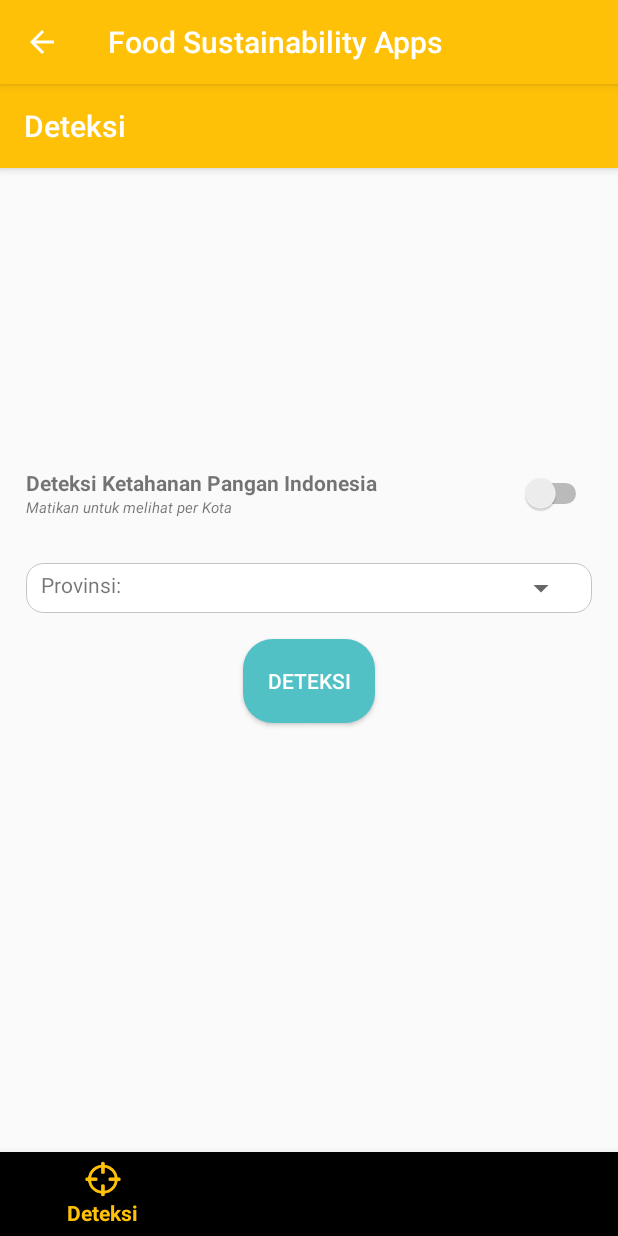
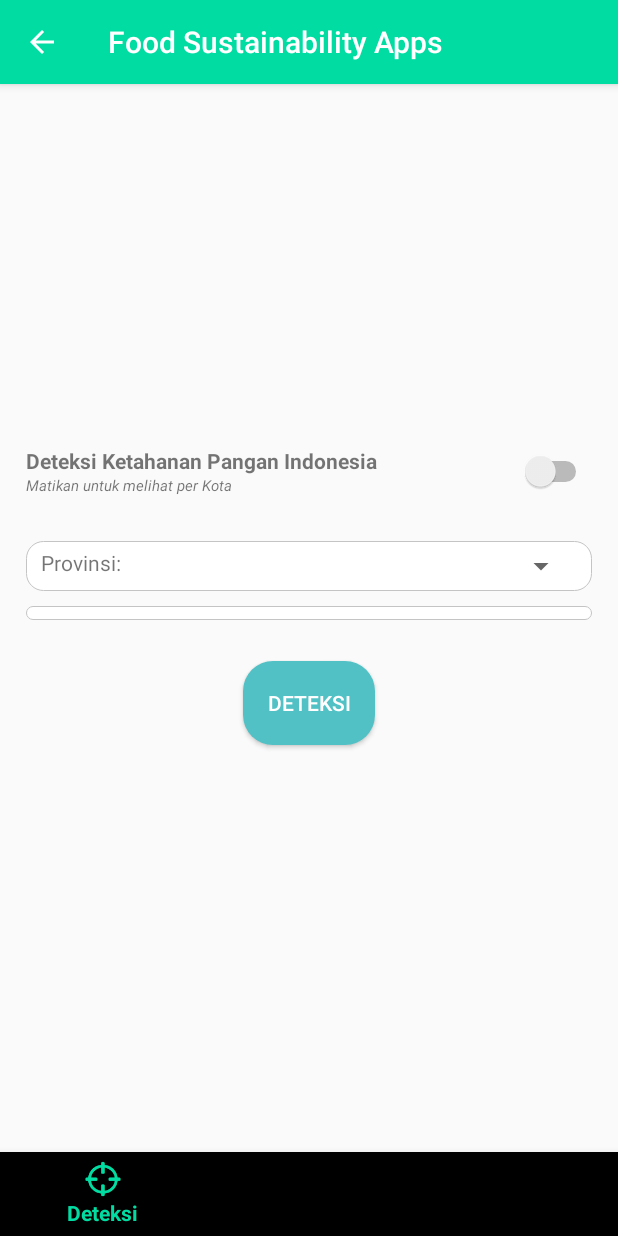
Before and after one commit to MuarrikhYazka/FoodSustainabilityApps, an Android app: the fragment DeteksiFragment placed in its activity, on a phone screen of 412 x 824 dp. Run offline under Robolectric (Android 15) with nearby library versions, the phone set to English and light mode, and no system bars.

Commit message:
'update1'

```diff
--- a/app/src/main/java/com/example/foodsustainabilityapps/Fragment/DeteksiFragment.java
+++ b/app/src/main/java/com/example/foodsustainabilityapps/Fragment/DeteksiFragment.java
@@ -9,7 +9,10 @@ import android.support.v7.widget.Toolbar;
 import android.view.LayoutInflater;
 import android.view.View;
 import android.view.ViewGroup;
+import android.widget.Button;
 import android.widget.Spinner;
+import android.widget.Switch;
+import android.widget.TextView;
 import android.widget.Toast;
 
 import com.example.foodsustainabilityapps.R;
@@ -23,7 +26,10 @@ import java.util.List;
 public class DeteksiFragment extends Fragment {
     List<Provinsi> provinsi = new LinkedList<Provinsi>();
     List<Kota> kota = new LinkedList<Kota>();
-    Spinner sp_prov
+    Spinner spinnerProv, spinnerKota;
+    TextView prioritas1, prioritas2, prioritas3, prioritas4, prioritas5, prioritas6;
+    Button deteksiProv, deteksiKota;
+    Switch togle;
     private ViewModel viewModel;
     @Nullable
     @Override
@@ -42,12 +48,6 @@ public class DeteksiFragment extends Fragment {
     @Override
     public void onAttach(Context context) {
         super.onAttach(context);
-        try{
-            Toolbar toolbar = getActivity().findViewById(R.id.toolbar);
-            toolbar.setTitle("Deteksi");
-        }catch(Exception e){
-            Toast.makeText(context, "Aplikasi tidak mendukung posisi landscape.", Toast.LENGTH_SHORT).show();
-        }
     }
 
     @Override
--- a/app/src/main/res/drawable/cb_yellow.xml
+++ b/app/src/main/res/drawable/cb_yellow.xml
@@ -1,4 +1,4 @@
 <?xml version="1.0" encoding="utf-8"?>
 <shape android:shape="oval" xmlns:android="http://schemas.android.com/apk/res/android">
-    <solid android:color="@color/colorPrimaryDark"/>
+    <solid android:color="@color/trv_button"/>
 </shape>
--- a/app/src/main/res/layout/activity_main.xml
+++ b/app/src/main/res/layout/activity_main.xml
@@ -5,23 +5,6 @@
     android:layout_width="match_parent"
     android:layout_height="match_parent"
     tools:context=".Activity.MainActivity">
-    <android.support.design.widget.AppBarLayout
-        android:layout_width="match_parent"
-        android:layout_height="wrap_content">
-
-        <android.support.v7.widget.Toolbar
-            android:id="@+id/toolbar"
-            android:layout_width="match_parent"
-            app:title="Map"
-            app:titleTextColor="@color/putih"
-            android:layout_height="?attr/actionBarSize"
-            android:theme="@style/Toolbar"
-            app:popupTheme="@style/PopupToolbar">
-
-        </android.support.v7.widget.Toolbar>
-
-
-    </android.support.design.widget.AppBarLayout>
 
     <FrameLayout
         android:id="@+id/fragment_container"
--- a/app/src/main/res/layout/freagment_deteksi.xml
+++ b/app/src/main/res/layout/freagment_deteksi.xml
@@ -35,7 +35,7 @@
             </TableLayout>
 
             <Switch
-                android:id="@+id/switchAmat"
+                android:id="@+id/switchTogle"
                 android:layout_width="match_parent"
                 android:layout_height="match_parent"
                 android:layout_gravity="right"></Switch>
@@ -82,8 +82,81 @@
 
 
         </LinearLayout>
+
+        <LinearLayout
+            android:layout_width="match_parent"
+            android:layout_height="wrap_content"
+            android:layout_centerInParent="true"
+            android:layout_gravity="center"
+            android:layout_marginVertical="10dp"
+            android:layout_marginHorizontal="17dp"
+            android:background="@drawable/entriround"
+            android:orientation="vertical">
+
+            <TextView
+                android:id="@+id/tvPrioritas1"
+                android:layout_width="wrap_content"
+                android:layout_height="match_parent"
+                android:layout_centerInParent="true"
+                android:layout_gravity="center"
+                android:text="PRIORITAS 1"
+                android:textSize="20dp"
+                android:textColor="@color/pink"
+                android:visibility="gone" />
+            <TextView
+                android:id="@+id/tvPrioritas2"
+                android:layout_width="wrap_content"
+                android:layout_height="match_parent"
+                android:layout_centerInParent="true"
+                android:layout_gravity="center"
+                android:text="PRIORITAS 2"
+                android:textSize="20dp"
+                android:textColor="@color/trv_button"
+                android:visibility="gone" />
+            <TextView
+                android:id="@+id/tvPrioritas3"
+                android:layout_width="wrap_content"
+                android:layout_height="match_parent"
+                android:layout_centerInParent="true"
+                android:layout_gravity="center"
+                android:text="PRIORITAS 3"
+                android:textSize="20dp"
+                android:textColor="@color/yellow"
+                android:visibility="gone" />
+            <TextView
+                android:id="@+id/tvPrioritas4"
+                android:layout_width="wrap_content"
+                android:layout_height="match_parent"
+                android:layout_centerInParent="true"
+                android:layout_gravity="center"
+                android:text="PRIORITAS 4"
+                android:textSize="20dp"
+                android:textColor="@color/colorPrimaryDark"
+                android:visibility="gone" />
+            <TextView
+                android:id="@+id/tvPrioritas5"
+                android:layout_width="wrap_content"
+                android:layout_height="match_parent"
+                android:layout_centerInParent="true"
+                android:layout_gravity="center"
+                android:text="PRIORITAS 5"
+                android:textSize="20dp"
+                android:textColor="@color/green"
+                android:visibility="gone" />
+            <TextView
+                android:id="@+id/tvPrioritas6"
+                android:layout_width="wrap_content"
+                android:layout_height="match_parent"
+                android:layout_centerInParent="true"
+                android:layout_gravity="center"
+                android:text="PRIORITAS 6"
+                android:textSize="20dp"
+                android:textColor="@color/trv_atas"
+                android:visibility="gone" />
+
+        </LinearLayout>
         <Button
-            android:id="@+id/mulaideteksi"
+            android:id="@+id/deteksiProv"
             android:layout_width="wrap_content"
             android:layout_height="?attr/actionBarSize"
             android:layout_alignParentBottom="true"
@@ -94,7 +167,7 @@
             android:layout_marginBottom="30dp"
             android:textColor="@color/putih" />
         <Button
-            android:id="@+id/mulaideteksikota"
+            android:id="@+id/deteksiKota"
             android:layout_width="wrap_content"
             android:layout_height="?attr/actionBarSize"
             android:layout_alignParentBottom="true"
--- a/app/src/main/res/values/colors.xml
+++ b/app/src/main/res/values/colors.xml
@@ -1,7 +1,7 @@
 <?xml version="1.0" encoding="utf-8"?>
 <resources>
-    <color name="colorPrimary">#FFC107</color>
-    <color name="colorPrimaryDark">#FFA000</color>
+    <color name="colorPrimary">#00DCA2</color>
+    <color name="colorPrimaryDark">#51c1c5</color>
     <color name="backgroundcolor">#fcfcfc</color>
     <color name="lightgray">#ededed</color>
     <color name="deeppurple">#7c4dff</color>
```
